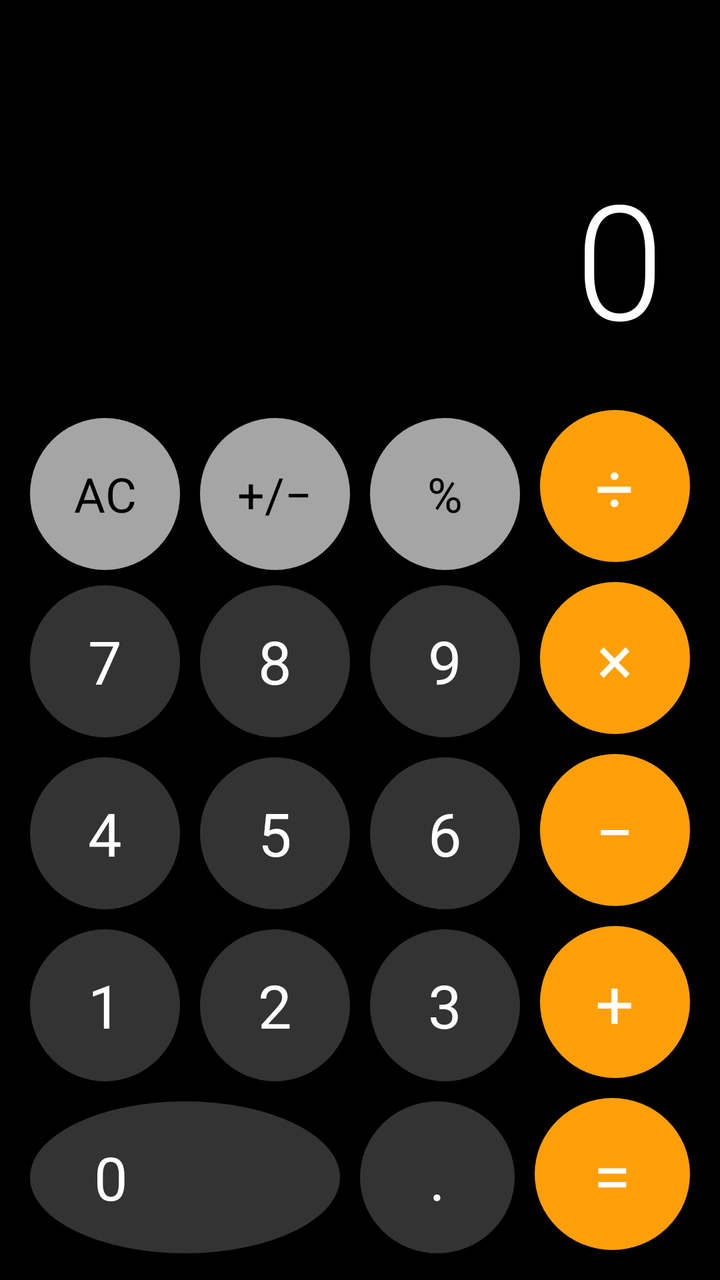
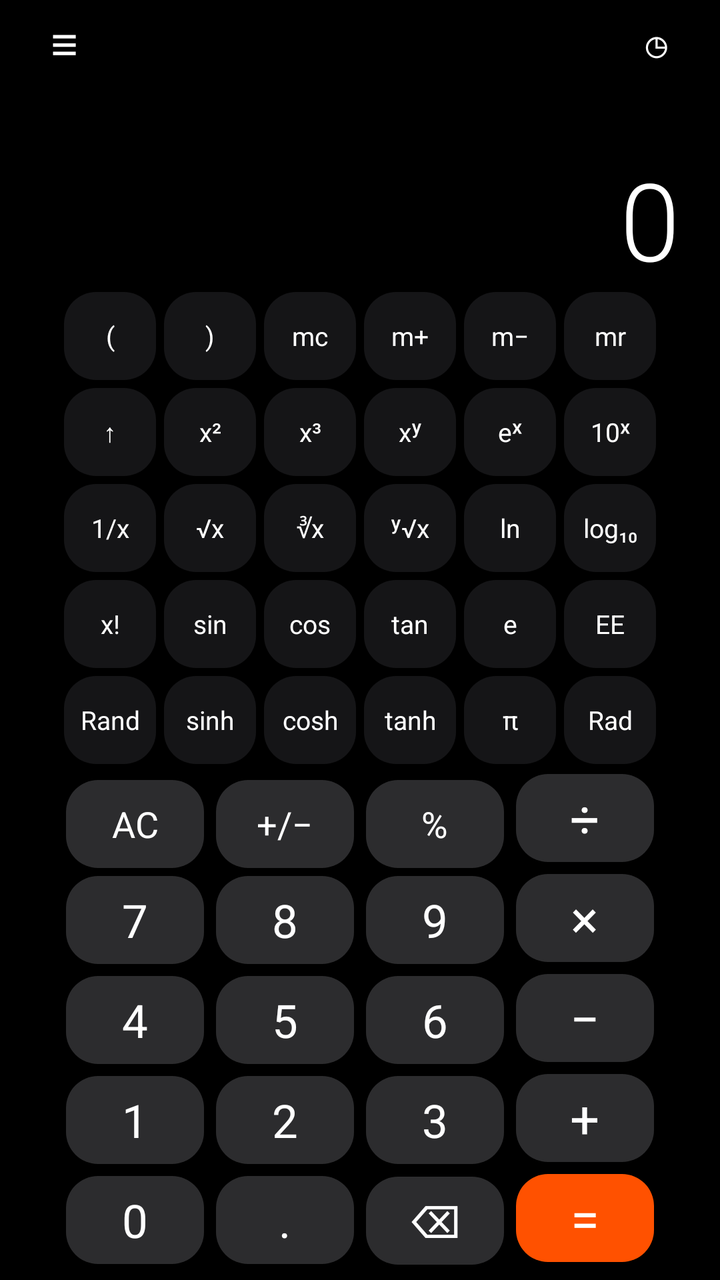

Before-and-after screenshots of an Android layout around one commit, followed by the original layout XML and the change that was made.
<!-- AndroidManifest.xml: application theme Theme.SimpleCalculator -->
<!-- res/layout/activity_main_2.xml -->
<?xml version="1.0" encoding="utf-8"?>
<LinearLayout xmlns:android="http://schemas.android.com/apk/res/android"
    android:layout_width="match_parent"
    android:layout_height="match_parent"
    android:background="@color/calculator_background"
    android:orientation="vertical"
    android:padding="10dp">

    <TextView
        android:id="@+id/display"
        android:layout_width="match_parent"
        android:layout_height="0dp"
        android:layout_weight="3"
        android:ellipsize="start"
        android:fontFamily="sans-serif-light"
        android:gravity="bottom|end"
        android:maxLines="1"
        android:padding="18dp"
        android:text="0"
        android:textColor="@android:color/white"
        android:textSize="80sp" />

    <LinearLayout
        android:layout_width="match_parent"
        android:layout_height="wrap_content"
        android:orientation="horizontal">

        <Button
            android:id="@+id/clearButton"
            style="@style/CalculatorButton.Function"
            android:contentDescription="@string/clear"
            android:text="AC" />

        <Button
            android:id="@+id/signButton"
            style="@style/CalculatorButton.Function"
            android:contentDescription="@string/toggle_sign"
            android:text="+/−" />

        <Button
            android:id="@+id/percentButton"
            style="@style/CalculatorButton.Function"
            android:contentDescription="@string/percent"
            android:text="%" />

        <Button
            android:id="@+id/divideButton"
            style="@style/CalculatorButton.Operator"
            android:contentDescription="@string/divide"
            android:text="÷" />
    </LinearLayout>

    <LinearLayout
        android:layout_width="match_parent"
        android:layout_height="wrap_content"
        android:orientation="horizontal">

        <Button android:id="@+id/digit7" style="@style/CalculatorButton" android:text="7" />
        <Button android:id="@+id/digit8" style="@style/CalculatorButton" android:text="8" />
        <Button android:id="@+id/digit9" style="@style/CalculatorButton" android:text="9" />
        <Button
            android:id="@+id/multiplyButton"
            style="@style/CalculatorButton.Operator"
            android:contentDescription="@string/multiply"
            android:text="×" />
    </LinearLayout>

    <LinearLayout
        android:layout_width="match_parent"
        android:layout_height="wrap_content"
        android:orientation="horizontal">

        <Button android:id="@+id/digit4" style="@style/CalculatorButton" android:text="4" />
        <Button android:id="@+id/digit5" style="@style/CalculatorButton" android:text="5" />
        <Button android:id="@+id/digit6" style="@style/CalculatorButton" android:text="6" />
        <Button
            android:id="@+id/subtractButton"
            style="@style/CalculatorButton.Operator"
            android:contentDescription="@string/subtract"
            android:text="−" />
    </LinearLayout>

    <LinearLayout
        android:layout_width="match_parent"
        android:layout_height="wrap_content"
        android:orientation="horizontal">

        <Button android:id="@+id/digit1" style="@style/CalculatorButton" android:text="1" />
        <Button android:id="@+id/digit2" style="@style/CalculatorButton" android:text="2" />
        <Button android:id="@+id/digit3" style="@style/CalculatorButton" android:text="3" />
        <Button
            android:id="@+id/addButton"
            style="@style/CalculatorButton.Operator"
            android:contentDescription="@string/add"
            android:text="+" />
    </LinearLayout>

    <LinearLayout
        android:layout_width="match_parent"
        android:layout_height="wrap_content"
        android:orientation="horizontal">

        <Button
            android:id="@+id/digit0"
            style="@style/CalculatorButton"
            android:layout_weight="2"
            android:gravity="center_vertical|start"
            android:paddingStart="32dp"
            android:text="0" />

        <Button
            android:id="@+id/decimalButton"
            style="@style/CalculatorButton"
            android:contentDescription="@string/decimal"
            android:text="." />

        <Button
            android:id="@+id/equalsButton"
            style="@style/CalculatorButton.Operator"
            android:contentDescription="@string/equals"
            android:text="=" />
    </LinearLayout>

</LinearLayout>
<!-- resources referenced by this layout -->
<resources>
  <string name="add">Cộng</string>
  <string name="clear">Xóa</string>
  <string name="decimal">Dấu thập phân</string>
  <string name="divide">Chia</string>
  <string name="equals">Bằng</string>
  <string name="multiply">Nhân</string>
  <string name="percent">Phần trăm</string>
  <string name="subtract">Trừ</string>
  <string name="toggle_sign">Đổi dấu</string>
  <style name="CalculatorButton" parent="android:style/Widget.Material.Button">
          <item name="android:layout_width">0dp</item>
          <item name="android:layout_height">@dimen/calculator_button_size</item>
          <item name="android:layout_weight">1</item>
          <item name="android:layout_margin">5dp</item>
          <item name="android:background">@drawable/calculator_button</item>
          <item name="android:backgroundTint">@color/calculator_number</item>
          <item name="android:elevation">0dp</item>
          <item name="android:fontFamily">sans-serif</item>
          <item name="android:minHeight">0dp</item>
          <item name="android:minWidth">0dp</item>
          <item name="android:padding">0dp</item>
          <item name="android:textAllCaps">false</item>
          <item name="android:textColor">@android:color/white</item>
          <item name="android:textSize">30sp</item>
          <item name="android:stateListAnimator">@null</item>
      </style>
  <style name="CalculatorButton.Function">
          <item name="android:backgroundTint">@color/calculator_function</item>
          <item name="android:textColor">@android:color/black</item>
          <item name="android:textSize">24sp</item>
      </style>
  <style name="CalculatorButton.Operator">
          <item name="android:backgroundTint">@color/calculator_operator</item>
          <item name="android:textSize">34sp</item>
      </style>
  <style name="Theme.SimpleCalculator" parent="android:style/Theme.Material.NoActionBar">
          <item name="android:fontFamily">sans-serif</item>
          <item name="android:colorAccent">@color/calculator_operator</item>
          <item name="android:navigationBarColor">@color/calculator_background</item>
          <item name="android:statusBarColor">@color/calculator_background</item>
          <item name="android:windowLightNavigationBar">false</item>
          <item name="android:windowLightStatusBar">false</item>
      </style>
  <dimen name="calculator_button_size">68dp</dimen>
  <!-- drawable calculator_button (drawable) -->
  <?xml version="1.0" encoding="utf-8"?>
  <shape xmlns:android="http://schemas.android.com/apk/res/android"
      android:shape="oval">
      <solid android:color="@android:color/white" />
  </shape>
  <color name="calculator_number">#333333</color>
  <color name="calculator_function">#A5A5A5</color>
  <color name="calculator_operator">#FF9F0A</color>
  <!-- unchanged entries left out for length: 1 -->
</resources>

<!-- the commit's change to res/layout/activity_main_2.xml (unified diff, before → after) -->
@@ -3,122 +3,157 @@
     android:layout_width="match_parent"
     android:layout_height="match_parent"
     android:background="@color/calculator_background"
+    android:fitsSystemWindows="true"
     android:orientation="vertical"
-    android:padding="10dp">
-
-    <TextView
-        android:id="@+id/display"
-        android:layout_width="match_parent"
-        android:layout_height="0dp"
-        android:layout_weight="3"
-        android:ellipsize="start"
-        android:fontFamily="sans-serif-light"
-        android:gravity="bottom|end"
-        android:maxLines="1"
-        android:padding="18dp"
-        android:text="0"
-        android:textColor="@android:color/white"
-        android:textSize="80sp" />
+    android:paddingStart="8dp"
+    android:paddingEnd="8dp"
+    android:paddingBottom="6dp">
 
     <LinearLayout
         android:layout_width="match_parent"
-        android:layout_height="wrap_content"
+        android:layout_height="44dp"
+        android:gravity="center_vertical"
         android:orientation="horizontal">
 
         <Button
-            android:id="@+id/clearButton"
-            style="@style/CalculatorButton.Function"
-            android:contentDescription="@string/clear"
-            android:text="AC" />
+            android:id="@+id/menuButton"
+            style="@style/CalculatorTopButton"
+            android:contentDescription="@string/toggle_scientific"
+            android:text="≡" />
+
+        <Space
+            android:layout_width="0dp"
+            android:layout_height="1dp"
+            android:layout_weight="1" />
 
         <Button
-            android:id="@+id/signButton"
-            style="@style/CalculatorButton.Function"
-            android:contentDescription="@string/toggle_sign"
-            android:text="+/−" />
-
-        <Button
-            android:id="@+id/percentButton"
-            style="@style/CalculatorButton.Function"
-            android:contentDescription="@string/percent"
-            android:text="%" />
-
-        <Button
-            android:id="@+id/divideButton"
-            style="@style/CalculatorButton.Operator"
-            android:contentDescription="@string/divide"
-            android:text="÷" />
+            android:id="@+id/historyButton"
+            style="@style/CalculatorTopButton"
+            android:contentDescription="@string/history_title"
+            android:text="◷" />
     </LinearLayout>
 
     <LinearLayout
         android:layout_width="match_parent"
+        android:layout_height="0dp"
+        android:layout_weight="1"
+        android:gravity="bottom|end"
+        android:orientation="vertical"
+        android:paddingStart="12dp"
+        android:paddingEnd="12dp"
+        android:paddingBottom="8dp">
+
+        <TextView
+            android:id="@+id/expressionDisplay"
+            android:layout_width="match_parent"
+            android:layout_height="wrap_content"
+            android:ellipsize="start"
+            android:fontFamily="sans-serif-light"
+            android:gravity="end"
+            android:maxLines="1"
+            android:textColor="@color/calculator_expression"
+            android:textSize="22sp" />
+
+        <TextView
+            android:id="@+id/resultDisplay"
+            android:layout_width="match_parent"
+            android:layout_height="wrap_content"
+            android:ellipsize="start"
+            android:fontFamily="sans-serif-light"
+            android:gravity="end"
+            android:maxLines="1"
+            android:text="0"
+            android:textColor="@android:color/white"
+            android:textSize="54sp" />
+    </LinearLayout>
+
+    <LinearLayout
+        android:id="@+id/scientificPanel"
+        android:layout_width="match_parent"
         android:layout_height="wrap_content"
-        android:orientation="horizontal">
+        android:orientation="vertical">
 
+        <LinearLayout style="@style/CalculatorRow">
+            <Button android:id="@+id/leftParenthesisButton" style="@style/ScientificButton" android:text="(" />
+            <Button android:id="@+id/rightParenthesisButton" style="@style/ScientificButton" android:text=")" />
+            <Button android:id="@+id/memoryClearButton" style="@style/ScientificButton" android:text="mc" />
+            <Button android:id="@+id/memoryAddButton" style="@style/ScientificButton" android:text="m+" />
+            <Button android:id="@+id/memorySubtractButton" style="@style/ScientificButton" android:text="m−" />
+            <Button android:id="@+id/memoryRecallButton" style="@style/ScientificButton" android:text="mr" />
+        </LinearLayout>
+
+        <LinearLayout style="@style/CalculatorRow">
+            <Button android:id="@+id/secondButton" style="@style/ScientificButton" android:text="↑" />
+            <Button android:id="@+id/squareButton" style="@style/ScientificButton" android:text="x²" />
+            <Button android:id="@+id/cubeButton" style="@style/ScientificButton" android:text="x³" />
+            <Button android:id="@+id/powerButton" style="@style/ScientificButton" android:text="xʸ" />
+            <Button android:id="@+id/expButton" style="@style/ScientificButton" android:text="eˣ" />
+            <Button android:id="@+id/pow10Button" style="@style/ScientificButton" android:text="10ˣ" />
+        </LinearLayout>
+
+        <LinearLayout style="@style/CalculatorRow">
+            <Button android:id="@+id/reciprocalButton" style="@style/ScientificButton" android:text="1/x" />
+            <Button android:id="@+id/squareRootButton" style="@style/ScientificButton" android:text="√x" />
+            <Button android:id="@+id/cubeRootButton" style="@style/ScientificButton" android:text="∛x" />
+            <Button android:id="@+id/rootButton" style="@style/ScientificButton" android:text="ʸ√x" />
+            <Button android:id="@+id/lnButton" style="@style/ScientificButton" android:text="ln" />
+            <Button android:id="@+id/logButton" style="@style/ScientificButton" android:text="log₁₀" />
+        </LinearLayout>
+
+        <LinearLayout style="@style/CalculatorRow">
+            <Button android:id="@+id/factorialButton" style="@style/ScientificButton" android:text="x!" />
+            <Button android:id="@+id/sinButton" style="@style/ScientificButton" android:text="sin" />
+            <Button android:id="@+id/cosButton" style="@style/ScientificButton" android:text="cos" />
+            <Button android:id="@+id/tanButton" style="@style/ScientificButton" android:text="tan" />
+            <Button android:id="@+id/eulerButton" style="@style/ScientificButton" android:text="e" />
+            <Button android:id="@+id/eeButton" style="@style/ScientificButton" android:text="EE" />
+        </LinearLayout>
+
+        <LinearLayout
+            android:id="@+id/hyperbolicRow"
+            style="@style/CalculatorRow">
+            <Button android:id="@+id/randomButton" style="@style/ScientificButton" android:text="Rand" />
+            <Button android:id="@+id/sinhButton" style="@style/ScientificButton" android:text="sinh" />
+            <Button android:id="@+id/coshButton" style="@style/ScientificButton" android:text="cosh" />
+            <Button android:id="@+id/tanhButton" style="@style/ScientificButton" android:text="tanh" />
+            <Button android:id="@+id/piButton" style="@style/ScientificButton" android:text="π" />
+            <Button android:id="@+id/angleButton" style="@style/ScientificButton" android:text="Rad" />
+        </LinearLayout>
+    </LinearLayout>
+
+    <LinearLayout style="@style/CalculatorRow.Basic">
+        <Button android:id="@+id/clearButton" style="@style/CalculatorButton.Function" android:text="AC" />
+        <Button android:id="@+id/signButton" style="@style/CalculatorButton.Function" android:text="+/−" />
+        <Button android:id="@+id/percentButton" style="@style/CalculatorButton.Function" android:text="%" />
+        <Button android:id="@+id/divideButton" style="@style/CalculatorButton.Operator" android:text="÷" />
+    </LinearLayout>
+
+    <LinearLayout style="@style/CalculatorRow.Basic">
         <Button android:id="@+id/digit7" style="@style/CalculatorButton" android:text="7" />
         <Button android:id="@+id/digit8" style="@style/CalculatorButton" android:text="8" />
         <Button android:id="@+id/digit9" style="@style/CalculatorButton" android:text="9" />
-        <Button
-            android:id="@+id/multiplyButton"
-            style="@style/CalculatorButton.Operator"
-            android:contentDescription="@string/multiply"
-            android:text="×" />
+        <Button android:id="@+id/multiplyButton" style="@style/CalculatorButton.Operator" android:text="×" />
     </LinearLayout>
 
-    <LinearLayout
-        android:layout_width="match_parent"
-        android:layout_height="wrap_content"
-        android:orientation="horizontal">
-
+    <LinearLayout style="@style/CalculatorRow.Basic">
         <Button android:id="@+id/digit4" style="@style/CalculatorButton" android:text="4" />
         <Button android:id="@+id/digit5" style="@style/CalculatorButton" android:text="5" />
         <Button android:id="@+id/digit6" style="@style/CalculatorButton" android:text="6" />
-        <Button
-            android:id="@+id/subtractButton"
-            style="@style/CalculatorButton.Operator"
-            android:contentDescription="@string/subtract"
-            android:text="−" />
+        <Button android:id="@+id/subtractButton" style="@style/CalculatorButton.Operator" android:text="−" />
     </LinearLayout>
 
-    <LinearLayout
-        android:layout_width="match_parent"
-        android:layout_height="wrap_content"
-        android:orientation="horizontal">
-
+    <LinearLayout style="@style/CalculatorRow.Basic">
         <Button android:id="@+id/digit1" style="@style/CalculatorButton" android:text="1" />
         <Button android:id="@+id/digit2" style="@style/CalculatorButton" android:text="2" />
         <Button android:id="@+id/digit3" style="@style/CalculatorButton" android:text="3" />
-        <Button
-            android:id="@+id/addButton"
-            style="@style/CalculatorButton.Operator"
-            android:contentDescription="@string/add"
-            android:text="+" />
+        <Button android:id="@+id/addButton" style="@style/CalculatorButton.Operator" android:text="+" />
     </LinearLayout>
 
-    <LinearLayout
-        android:layout_width="match_parent"
-        android:layout_height="wrap_content"
-        android:orientation="horizontal">
-
-        <Button
-            android:id="@+id/digit0"
-            style="@style/CalculatorButton"
-            android:layout_weight="2"
-            android:gravity="center_vertical|start"
-            android:paddingStart="32dp"
-            android:text="0" />
-
-        <Button
-            android:id="@+id/decimalButton"
-            style="@style/CalculatorButton"
-            android:contentDescription="@string/decimal"
-            android:text="." />
-
-        <Button
-            android:id="@+id/equalsButton"
-            style="@style/CalculatorButton.Operator"
-            android:contentDescription="@string/equals"
-            android:text="=" />
+    <LinearLayout style="@style/CalculatorRow.Basic">
+        <Button android:id="@+id/digit0" style="@style/CalculatorButton" android:text="0" />
+        <Button android:id="@+id/decimalButton" style="@style/CalculatorButton" android:text="." />
+        <Button android:id="@+id/backspaceButton" style="@style/CalculatorButton" android:contentDescription="@string/backspace" android:text="⌫" />
+        <Button android:id="@+id/equalsButton" style="@style/CalculatorButton.Equals" android:text="=" />
     </LinearLayout>
 
 </LinearLayout>
<!-- resource entries referenced after the edit -->
@@ -1,19 +1,14 @@
 <!-- resources referenced by this layout -->
 <resources>
-  <string name="add">Cộng</string>
-  <string name="clear">Xóa</string>
-  <string name="decimal">Dấu thập phân</string>
-  <string name="divide">Chia</string>
-  <string name="equals">Bằng</string>
-  <string name="multiply">Nhân</string>
-  <string name="percent">Phần trăm</string>
-  <string name="subtract">Trừ</string>
-  <string name="toggle_sign">Đổi dấu</string>
+  <color name="calculator_expression">#8E8E93</color>
+  <string name="backspace">Xóa ký tự cuối</string>
+  <string name="history_title">Lịch sử tính toán</string>
+  <string name="toggle_scientific">Ẩn hoặc hiện các hàm khoa học</string>
   <style name="CalculatorButton" parent="android:style/Widget.Material.Button">
           <item name="android:layout_width">0dp</item>
-          <item name="android:layout_height">@dimen/calculator_button_size</item>
+          <item name="android:layout_height">44dp</item>
           <item name="android:layout_weight">1</item>
-          <item name="android:layout_margin">5dp</item>
+          <item name="android:layout_margin">3dp</item>
           <item name="android:background">@drawable/calculator_button</item>
           <item name="android:backgroundTint">@color/calculator_number</item>
           <item name="android:elevation">0dp</item>
@@ -23,36 +18,65 @@
           <item name="android:padding">0dp</item>
           <item name="android:textAllCaps">false</item>
           <item name="android:textColor">@android:color/white</item>
-          <item name="android:textSize">30sp</item>
+          <item name="android:textSize">23sp</item>
           <item name="android:stateListAnimator">@null</item>
+      </style>
+  <style name="CalculatorButton.Equals" parent="CalculatorButton.Operator">
+          <item name="android:backgroundTint">@color/calculator_operator</item>
+          <item name="android:textSize">26sp</item>
       </style>
   <style name="CalculatorButton.Function">
           <item name="android:backgroundTint">@color/calculator_function</item>
-          <item name="android:textColor">@android:color/black</item>
+          <item name="android:textColor">@android:color/white</item>
+          <item name="android:textSize">18sp</item>
+      </style>
+  <style name="CalculatorButton.Operator">
+          <item name="android:backgroundTint">@color/calculator_function</item>
+          <item name="android:textSize">26sp</item>
+      </style>
+  <style name="CalculatorRow">
+          <item name="android:layout_width">match_parent</item>
+          <item name="android:layout_height">wrap_content</item>
+          <item name="android:layout_marginStart">22dp</item>
+          <item name="android:layout_marginEnd">22dp</item>
+          <item name="android:orientation">horizontal</item>
+      </style>
+  <style name="CalculatorRow.Basic" />
+  <style name="CalculatorTopButton" parent="android:style/Widget.Material.Button.Borderless">
+          <item name="android:layout_width">48dp</item>
+          <item name="android:layout_height">44dp</item>
+          <item name="android:fontFamily">sans-serif</item>
+          <item name="android:minHeight">0dp</item>
+          <item name="android:minWidth">0dp</item>
+          <item name="android:padding">0dp</item>
+          <item name="android:textAllCaps">false</item>
+          <item name="android:textColor">@android:color/white</item>
           <item name="android:textSize">24sp</item>
       </style>
-  <style name="CalculatorButton.Operator">
-          <item name="android:backgroundTint">@color/calculator_operator</item>
-          <item name="android:textSize">34sp</item>
+  <style name="ScientificButton" parent="CalculatorButton">
+          <item name="android:layout_height">44dp</item>
+          <item name="android:layout_margin">2dp</item>
+          <item name="android:backgroundTint">@color/calculator_scientific</item>
+          <item name="android:textSize">13sp</item>
       </style>
   <style name="Theme.SimpleCalculator" parent="android:style/Theme.Material.NoActionBar">
           <item name="android:fontFamily">sans-serif</item>
           <item name="android:colorAccent">@color/calculator_operator</item>
           <item name="android:navigationBarColor">@color/calculator_background</item>
           <item name="android:statusBarColor">@color/calculator_background</item>
-          <item name="android:windowLightNavigationBar">false</item>
           <item name="android:windowLightStatusBar">false</item>
       </style>
-  <dimen name="calculator_button_size">68dp</dimen>
   <!-- drawable calculator_button (drawable) -->
   <?xml version="1.0" encoding="utf-8"?>
   <shape xmlns:android="http://schemas.android.com/apk/res/android"
-      android:shape="oval">
+      android:shape="rectangle">
+      <corners android:radius="16dp" />
       <solid android:color="@android:color/white" />
   </shape>
-  <color name="calculator_number">#333333</color>
-  <color name="calculator_function">#A5A5A5</color>
-  <color name="calculator_operator">#FF9F0A</color>
+  <color name="calculator_number">#2C2C2E</color>
+  <color name="calculator_function">#2C2C2E</color>
+  <color name="calculator_scientific">#151517</color>
+  <color name="calculator_operator">#FF5100</color>
   <!-- unchanged entries left out for length: 1 -->
 </resources>
 
